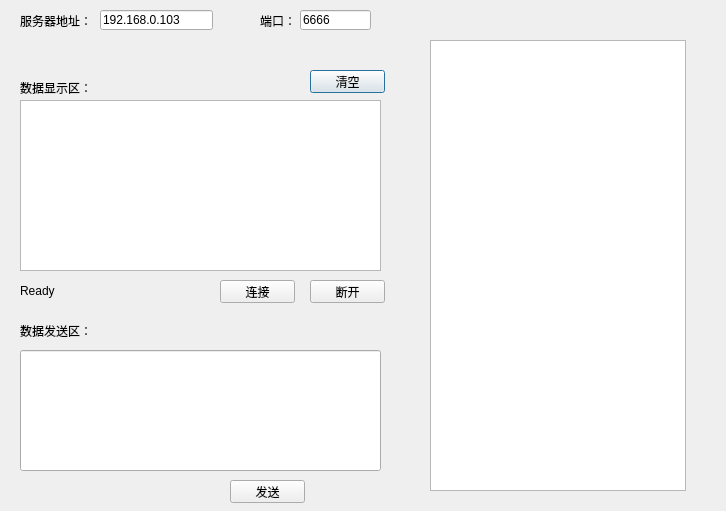
First picture: the form in wl_tcpClient/client.ui, repository gessd/my_qt, before the edit.
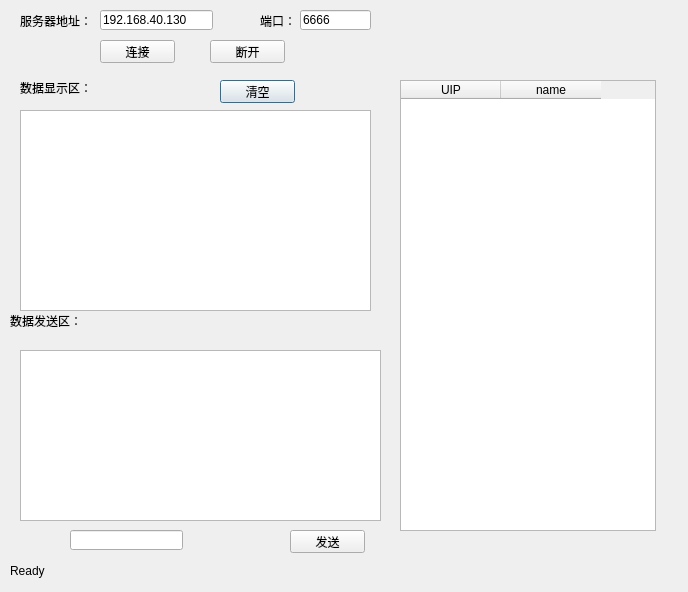
Second picture: the form after the edit.

Patch:
```diff
--- a/wl_tcpClient/client.ui
+++ b/wl_tcpClient/client.ui
@@ -6,8 +6,8 @@
    <rect>
     <x>0</x>
     <y>0</y>
-    <width>726</width>
-    <height>511</height>
+    <width>688</width>
+    <height>592</height>
    </rect>
   </property>
   <property name="windowTitle">
@@ -38,8 +38,8 @@
   <widget class="QLabel" name="label_2">
    <property name="geometry">
     <rect>
-     <x>20</x>
-     <y>320</y>
+     <x>10</x>
+     <y>310</y>
      <width>71</width>
      <height>21</height>
     </rect>
@@ -51,8 +51,8 @@
   <widget class="QPushButton" name="cCleanpushButton">
    <property name="geometry">
     <rect>
-     <x>310</x>
-     <y>70</y>
+     <x>220</x>
+     <y>80</y>
      <width>75</width>
      <height>23</height>
     </rect>
@@ -64,10 +64,10 @@
   <widget class="QLineEdit" name="clientMessagelineEdit">
    <property name="geometry">
     <rect>
-     <x>20</x>
-     <y>350</y>
-     <width>361</width>
-     <height>121</height>
+     <x>70</x>
+     <y>530</y>
+     <width>113</width>
+     <height>20</height>
     </rect>
    </property>
   </widget>
@@ -81,17 +81,14 @@
     </rect>
    </property>
    <property name="text">
-    <string>192.168.0.103</string>
-   </property>
-   <property name="readOnly">
-    <bool>true</bool>
+    <string>192.168.40.130</string>
    </property>
   </widget>
   <widget class="QPushButton" name="clientSendpushButton">
    <property name="geometry">
     <rect>
-     <x>230</x>
-     <y>480</y>
+     <x>290</x>
+     <y>530</y>
      <width>75</width>
      <height>23</height>
     </rect>
@@ -142,8 +139,8 @@
   <widget class="QPushButton" name="connectpushButton">
    <property name="geometry">
     <rect>
-     <x>220</x>
-     <y>280</y>
+     <x>100</x>
+     <y>40</y>
      <width>75</width>
      <height>23</height>
     </rect>
@@ -155,8 +152,8 @@
   <widget class="QPushButton" name="disconnectpushButton">
    <property name="geometry">
     <rect>
-     <x>310</x>
-     <y>280</y>
+     <x>210</x>
+     <y>40</y>
      <width>75</width>
      <height>23</height>
     </rect>
@@ -168,8 +165,8 @@
   <widget class="QLabel" name="cStatuslabel">
    <property name="geometry">
     <rect>
-     <x>20</x>
-     <y>280</y>
+     <x>10</x>
+     <y>560</y>
      <width>151</width>
      <height>21</height>
     </rect>
@@ -178,25 +175,45 @@
     <string>Ready</string>
    </property>
   </widget>
-  <widget class="QTextEdit" name="messagetextBrowser">
+  <widget class="QTextEdit" name="messagetextEdit">
    <property name="geometry">
     <rect>
      <x>20</x>
-     <y>100</y>
+     <y>350</y>
      <width>361</width>
      <height>171</height>
     </rect>
    </property>
   </widget>
-  <widget class="QTableWidget" name="tableWidget">
+  <widget class="QTextBrowser" name="messagetextBrowser">
    <property name="geometry">
     <rect>
-     <x>430</x>
-     <y>40</y>
+     <x>20</x>
+     <y>110</y>
+     <width>351</width>
+     <height>201</height>
+    </rect>
+   </property>
+  </widget>
+  <widget class="QTableWidget" name="userTableWidget">
+   <property name="geometry">
+    <rect>
+     <x>400</x>
+     <y>80</y>
      <width>256</width>
      <height>451</height>
     </rect>
    </property>
+   <column>
+    <property name="text">
+     <string>UIP</string>
+    </property>
+   </column>
+   <column>
+    <property name="text">
+     <string>name</string>
+    </property>
+   </column>
   </widget>
  </widget>
  <resources/>
```
Left out of the diff: 3 changed lines with no effect on the pictures.
